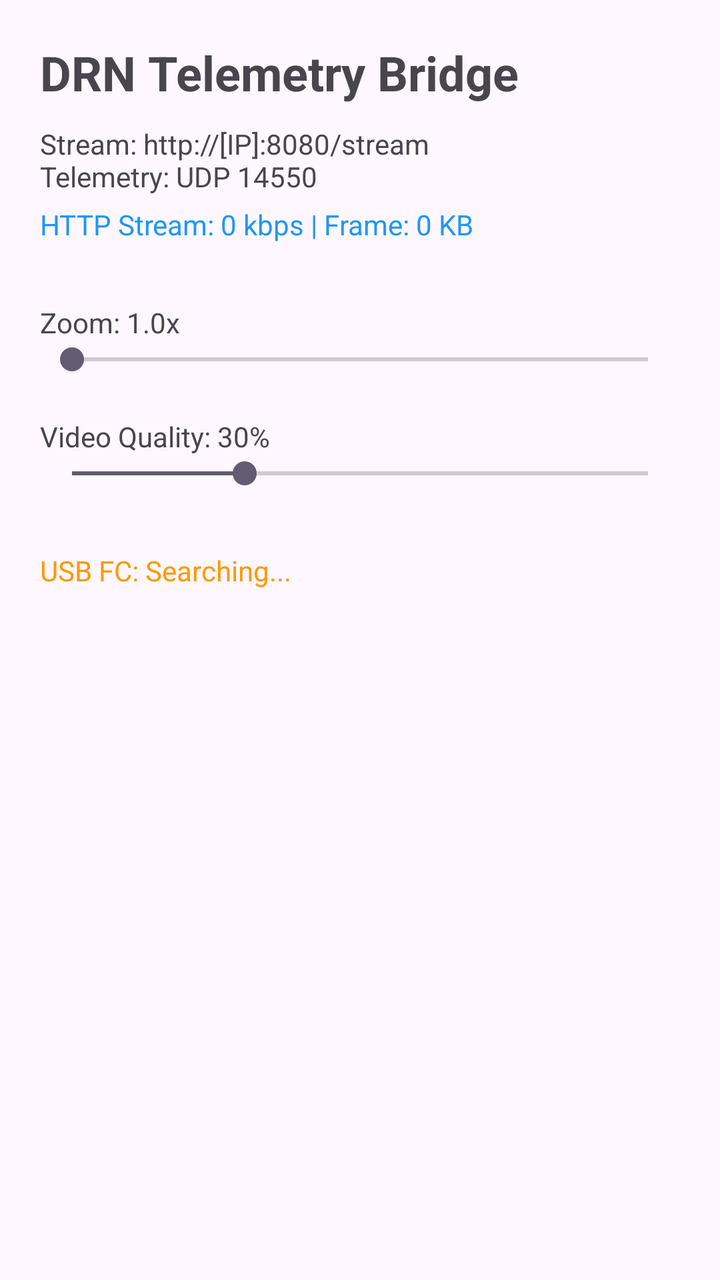
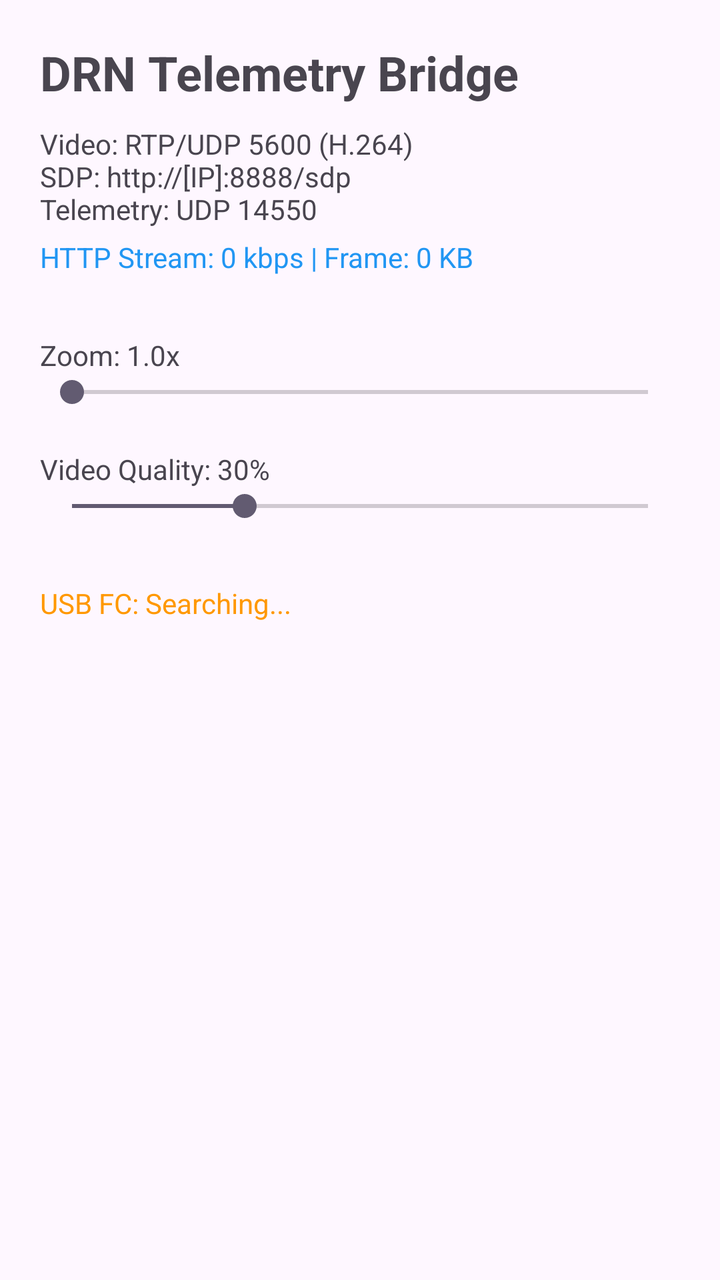

An Android layout rendered at two revisions. The XML below is the earlier revision; the diff shows what the commit changed to produce the second picture.
<!-- AndroidManifest.xml: application theme Theme.DRN_kotlin -->
<!-- res/layout/activity_main.xml -->
<?xml version="1.0" encoding="utf-8"?>
<androidx.constraintlayout.widget.ConstraintLayout xmlns:android="http://schemas.android.com/apk/res/android"
    xmlns:app="http://schemas.android.com/apk/res-auto"
    xmlns:tools="http://schemas.android.com/tools"
    android:id="@+id/main"
    android:layout_width="match_parent"
    android:layout_height="match_parent"
    android:padding="20dp"
    tools:context=".MainActivity">

    <TextView
        android:id="@+id/title"
        android:layout_width="wrap_content"
        android:layout_height="wrap_content"
        android:text="DRN Telemetry Bridge"
        android:textSize="24sp"
        android:textStyle="bold"
        app:layout_constraintTop_toTopOf="parent"
        app:layout_constraintStart_toStartOf="parent" />

    <TextView
        android:id="@+id/status"
        android:layout_width="wrap_content"
        android:layout_height="wrap_content"
        android:layout_marginTop="10dp"
        android:text="Stream: http://[IP]:8080/stream\nTelemetry: UDP 14550"
        app:layout_constraintTop_toBottomOf="@id/title"
        app:layout_constraintStart_toStartOf="parent" />

    <TextView
        android:id="@+id/videoStats"
        android:layout_width="wrap_content"
        android:layout_height="wrap_content"
        android:layout_marginTop="5dp"
        android:text="HTTP Stream: 0 kbps | Frame: 0 KB"
        android:textColor="#2196F3"
        app:layout_constraintTop_toBottomOf="@id/status"
        app:layout_constraintStart_toStartOf="parent" />

    <TextView
        android:id="@+id/zoomLabel"
        android:layout_width="wrap_content"
        android:layout_height="wrap_content"
        android:layout_marginTop="30dp"
        android:text="Zoom: 1.0x"
        app:layout_constraintTop_toBottomOf="@id/videoStats"
        app:layout_constraintStart_toStartOf="parent" />

    <SeekBar
        android:id="@+id/zoomSeekBar"
        android:layout_width="0dp"
        android:layout_height="wrap_content"
        android:max="100"
        android:progress="0"
        app:layout_constraintTop_toBottomOf="@id/zoomLabel"
        app:layout_constraintStart_toStartOf="parent"
        app:layout_constraintEnd_toEndOf="parent" />

    <TextView
        android:id="@+id/qualityLabel"
        android:layout_width="wrap_content"
        android:layout_height="wrap_content"
        android:layout_marginTop="20dp"
        android:text="Video Quality: 30%"
        app:layout_constraintTop_toBottomOf="@id/zoomSeekBar"
        app:layout_constraintStart_toStartOf="parent" />

    <SeekBar
        android:id="@+id/qualitySeekBar"
        android:layout_width="0dp"
        android:layout_height="wrap_content"
        android:max="100"
        android:progress="30"
        app:layout_constraintTop_toBottomOf="@id/qualityLabel"
        app:layout_constraintStart_toStartOf="parent"
        app:layout_constraintEnd_toEndOf="parent" />

    <TextView
        android:id="@+id/usbStatus"
        android:layout_width="wrap_content"
        android:layout_height="wrap_content"
        android:layout_marginTop="30dp"
        android:text="USB FC: Searching..."
        android:textColor="#FF9800"
        app:layout_constraintTop_toBottomOf="@id/qualitySeekBar"
        app:layout_constraintStart_toStartOf="parent" />

</androidx.constraintlayout.widget.ConstraintLayout>
<!-- resources referenced by this layout -->
<resources>
  <style name="Theme.DRN_kotlin" parent="Base.Theme.DRN_kotlin" />
  <style name="Base.Theme.DRN_kotlin" parent="Theme.Material3.DayNight.NoActionBar">
          
          
      </style>
</resources>

<!-- the commit's change to res/layout/activity_main.xml (unified diff, before → after) -->
@@ -23,7 +23,7 @@
         android:layout_width="wrap_content"
         android:layout_height="wrap_content"
         android:layout_marginTop="10dp"
-        android:text="Stream: http://[IP]:8080/stream\nTelemetry: UDP 14550"
+        android:text="Video: RTP/UDP 5600 (H.264)\nSDP: http://[IP]:8888/sdp\nTelemetry: UDP 14550"
         app:layout_constraintTop_toBottomOf="@id/title"
         app:layout_constraintStart_toStartOf="parent" />
 
